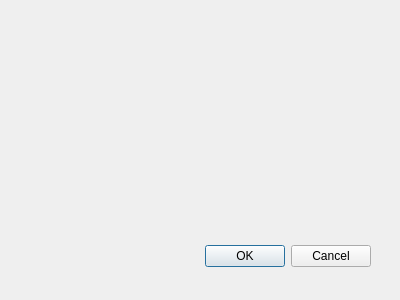
lrfbranco/soft-robotics-gui, file soft-robotics-gui/newpatientwindow.ui: the form before one commit.
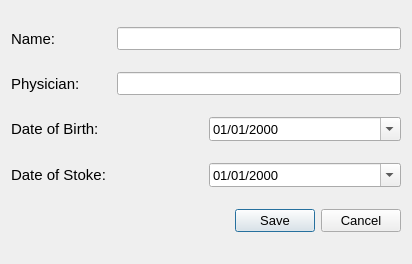
The form after the commit.

Commit message: New patient dialog

Diff of the .ui file:
```diff
--- a/soft-robotics-gui/newpatientwindow.ui
+++ b/soft-robotics-gui/newpatientwindow.ui
@@ -8,29 +8,192 @@
    <rect>
     <x>0</x>
     <y>0</y>
-    <width>400</width>
-    <height>300</height>
+    <width>412</width>
+    <height>264</height>
    </rect>
   </property>
   <property name="windowTitle">
    <string>Dialog</string>
   </property>
-  <widget class="QDialogButtonBox" name="buttonBox">
-   <property name="geometry">
-    <rect>
-     <x>30</x>
-     <y>240</y>
-     <width>341</width>
-     <height>32</height>
-    </rect>
-   </property>
-   <property name="orientation">
-    <enum>Qt::Horizontal</enum>
-   </property>
-   <property name="standardButtons">
-    <set>QDialogButtonBox::Cancel|QDialogButtonBox::Ok</set>
-   </property>
-  </widget>
+  <layout class="QVBoxLayout" name="verticalLayout">
+   <item>
+    <layout class="QHBoxLayout" name="horizontalLayout">
+     <item>
+      <widget class="QLabel" name="label">
+       <property name="minimumSize">
+        <size>
+         <width>100</width>
+         <height>0</height>
+        </size>
+       </property>
+       <property name="font">
+        <font>
+         <pointsize>11</pointsize>
+        </font>
+       </property>
+       <property name="text">
+        <string>Name:</string>
+       </property>
+      </widget>
+     </item>
+     <item>
+      <widget class="QLineEdit" name="lineEditName">
+       <property name="font">
+        <font>
+         <pointsize>10</pointsize>
+        </font>
+       </property>
+      </widget>
+     </item>
+    </layout>
+   </item>
+   <item>
+    <layout class="QHBoxLayout" name="horizontalLayout_2">
+     <item>
+      <widget class="QLabel" name="label_2">
+       <property name="minimumSize">
+        <size>
+         <width>100</width>
+         <height>0</height>
+        </size>
+       </property>
+       <property name="font">
+        <font>
+         <pointsize>11</pointsize>
+        </font>
+       </property>
+       <property name="text">
+        <string>Physician:</string>
+       </property>
+      </widget>
+     </item>
+     <item>
+      <widget class="QLineEdit" name="lineEditPhysician">
+       <property name="font">
+        <font>
+         <pointsize>10</pointsize>
+        </font>
+       </property>
+      </widget>
+     </item>
+    </layout>
+   </item>
+   <item>
+    <layout class="QHBoxLayout" name="horizontalLayout_4">
+     <item>
+      <widget class="QLabel" name="label_4">
+       <property name="minimumSize">
+        <size>
+         <width>100</width>
+         <height>0</height>
+        </size>
+       </property>
+       <property name="font">
+        <font>
+         <pointsize>11</pointsize>
+        </font>
+       </property>
+       <property name="toolTip">
+        <string>Format: MM/DD/YYYY</string>
+       </property>
+       <property name="text">
+        <string>Date of Birth:</string>
+       </property>
+      </widget>
+     </item>
+     <item>
+      <widget class="QDateEdit" name="dateEditBirth">
+       <property name="font">
+        <font>
+         <pointsize>10</pointsize>
+        </font>
+       </property>
+       <property name="toolTip">
+        <string>Format: MM/DD/YYYY</string>
+       </property>
+       <property name="maximumDate">
+        <date>
+         <year>2020</year>
+         <month>1</month>
+         <day>1</day>
+        </date>
+       </property>
+       <property name="displayFormat">
+        <string>MM/dd/yyyy</string>
+       </property>
+       <property name="calendarPopup">
+        <bool>true</bool>
+       </property>
+      </widget>
+     </item>
+    </layout>
+   </item>
+   <item>
+    <layout class="QHBoxLayout" name="horizontalLayout_3">
+     <item>
+      <widget class="QLabel" name="label_3">
+       <property name="minimumSize">
+        <size>
+         <width>100</width>
+         <height>0</height>
+        </size>
+       </property>
+       <property name="font">
+        <font>
+         <pointsize>11</pointsize>
+        </font>
+       </property>
+       <property name="toolTip">
+        <string>Format: MM/DD/YYYY</string>
+       </property>
+       <property name="text">
+        <string>Date of Stoke:</string>
+       </property>
+      </widget>
+     </item>
+     <item>
+      <widget class="QDateEdit" name="dateEditStroke">
+       <property name="font">
+        <font>
+         <pointsize>10</pointsize>
+        </font>
+       </property>
+       <property name="toolTip">
+        <string>Format: MM/DD/YYYY</string>
+       </property>
+       <property name="maximumDate">
+        <date>
+         <year>2020</year>
+         <month>1</month>
+         <day>1</day>
+        </date>
+       </property>
+       <property name="displayFormat">
+        <string>MM/dd/yyyy</string>
+       </property>
+       <property name="calendarPopup">
+        <bool>true</bool>
+       </property>
+      </widget>
+     </item>
+    </layout>
+   </item>
+   <item>
+    <widget class="QDialogButtonBox" name="buttonBox">
+     <property name="font">
+      <font>
+       <pointsize>10</pointsize>
+      </font>
+     </property>
+     <property name="orientation">
+      <enum>Qt::Horizontal</enum>
+     </property>
+     <property name="standardButtons">
+      <set>QDialogButtonBox::Cancel|QDialogButtonBox::Save</set>
+     </property>
+    </widget>
+   </item>
+  </layout>
  </widget>
  <pixmapfunction/>
  <resources/>
```
Left out of the diff: 7 changed lines with no effect on the pictures. The commit also changes 4 other files.
